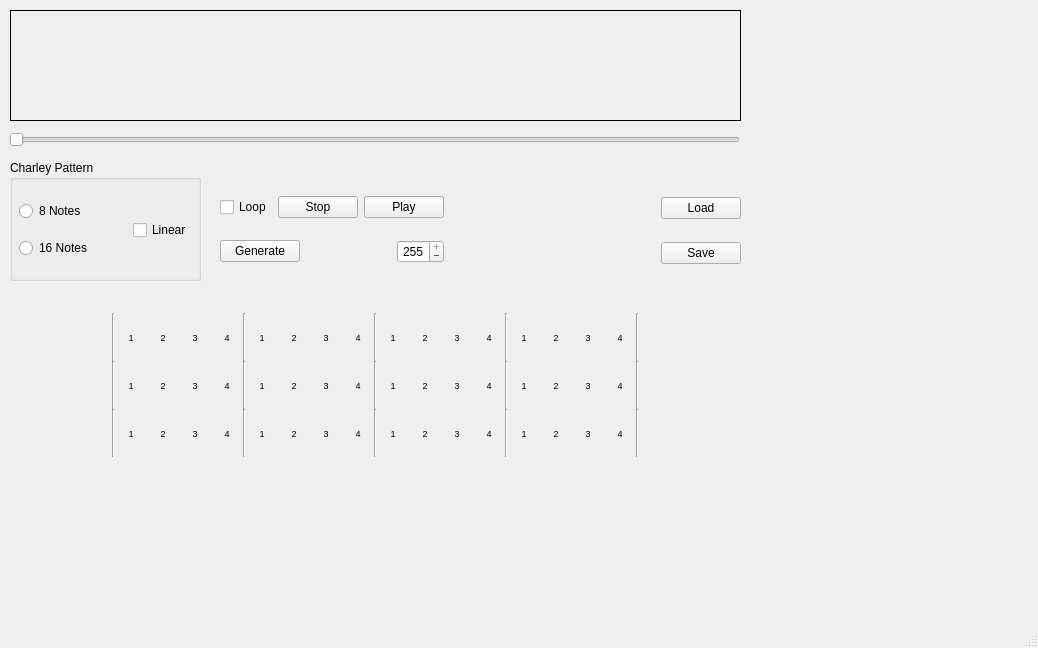
Above: mainwindow.ui from diy2503/GenRythmQt before the change. Below: the same form after it.
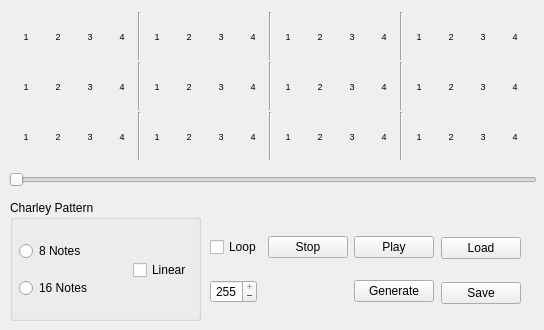
That is the form after the change.

Commit message: Remove Bar textual display and simplify the layout

Diff of the .ui file:
```diff
--- a/mainwindow.ui
+++ b/mainwindow.ui
@@ -6,50 +6,37 @@
    <rect>
     <x>0</x>
     <y>0</y>
-    <width>1038</width>
-    <height>648</height>
+    <width>544</width>
+    <height>330</height>
    </rect>
   </property>
+  <property name="sizePolicy">
+   <sizepolicy hsizetype="Fixed" vsizetype="Fixed">
+    <horstretch>0</horstretch>
+    <verstretch>0</verstretch>
+   </sizepolicy>
+  </property>
+  <property name="minimumSize">
+   <size>
+    <width>544</width>
+    <height>330</height>
+   </size>
+  </property>
+  <property name="maximumSize">
+   <size>
+    <width>544</width>
+    <height>330</height>
+   </size>
+  </property>
   <property name="windowTitle">
    <string>MainWindow</string>
   </property>
   <widget class="QWidget" name="centralwidget">
-   <widget class="QLabel" name="lbBar">
-    <property name="geometry">
-     <rect>
-      <x>10</x>
-      <y>10</y>
-      <width>731</width>
-      <height>111</height>
-     </rect>
-    </property>
-    <property name="frameShape">
-     <enum>QFrame::Shape::Panel</enum>
-    </property>
-    <property name="text">
-     <string/>
-    </property>
-    <property name="textFormat">
-     <enum>Qt::TextFormat::PlainText</enum>
-    </property>
-    <property name="scaledContents">
-     <bool>true</bool>
-    </property>
-    <property name="alignment">
-     <set>Qt::AlignmentFlag::AlignLeading|Qt::AlignmentFlag::AlignLeft|Qt::AlignmentFlag::AlignVCenter</set>
-    </property>
-    <property name="margin">
-     <number>11</number>
-    </property>
-    <property name="indent">
-     <number>-1</number>
-    </property>
-   </widget>
    <widget class="QGroupBox" name="gpChPattern">
     <property name="geometry">
      <rect>
       <x>10</x>
-      <y>160</y>
+      <y>200</y>
       <width>191</width>
       <height>121</height>
      </rect>
@@ -112,16 +99,25 @@
     </widget>
    </widget>
    <widget class="QSlider" name="slider">
+    <property name="enabled">
+     <bool>false</bool>
+    </property>
     <property name="geometry">
      <rect>
       <x>9</x>
-      <y>130</y>
-      <width>731</width>
+      <y>170</y>
+      <width>528</width>
       <height>20</height>
      </rect>
     </property>
+    <property name="maximumSize">
+     <size>
+      <width>16777215</width>
+      <height>16777215</height>
+     </size>
+    </property>
     <property name="maximum">
-     <number>16</number>
+     <number>32</number>
     </property>
     <property name="orientation">
      <enum>Qt::Orientation::Horizontal</enum>
@@ -136,9 +132,9 @@
    <widget class="QWidget" name="horizontalLayoutWidget_4">
     <property name="geometry">
      <rect>
-      <x>220</x>
-      <y>180</y>
-      <width>521</width>
+      <x>210</x>
+      <y>220</y>
+      <width>311</width>
       <height>101</height>
      </rect>
     </property>
@@ -172,26 +168,6 @@
        </item>
        <item>
         <layout class="QHBoxLayout" name="horizontalLayout_5">
-         <item>
-          <widget class="QPushButton" name="btnGenerate">
-           <property name="text">
-            <string>Generate</string>
-           </property>
-          </widget>
-         </item>
-         <item>
-          <spacer name="horizontalSpacer">
-           <property name="orientation">
-            <enum>Qt::Orientation::Horizontal</enum>
-           </property>
-           <property name="sizeHint" stdset="0">
-            <size>
-             <width>40</width>
-             <height>20</height>
-            </size>
-           </property>
-          </spacer>
-         </item>
          <item>
           <widget class="QSpinBox" name="sbTempo">
            <property name="alignment">
@@ -214,6 +190,26 @@
            </property>
           </widget>
          </item>
+         <item>
+          <spacer name="horizontalSpacer">
+           <property name="orientation">
+            <enum>Qt::Orientation::Horizontal</enum>
+           </property>
+           <property name="sizeHint" stdset="0">
+            <size>
+             <width>40</width>
+             <height>20</height>
+            </size>
+           </property>
+          </spacer>
+         </item>
+         <item>
+          <widget class="QPushButton" name="btnGenerate">
+           <property name="text">
+            <string>Generate</string>
+           </property>
+          </widget>
+         </item>
         </layout>
        </item>
       </layout>
@@ -255,31 +251,18 @@
     <property name="geometry">
      <rect>
       <x>10</x>
-      <y>290</y>
-      <width>731</width>
-      <height>191</height>
+      <y>10</y>
+      <width>525</width>
+      <height>152</height>
      </rect>
     </property>
-    <layout class="QVBoxLayout" name="layoutBar" stretch="0,0,0,0,0">
+    <layout class="QVBoxLayout" name="layoutBar" stretch="0,0,0">
      <property name="spacing">
       <number>0</number>
      </property>
      <property name="sizeConstraint">
       <enum>QLayout::SizeConstraint::SetMinimumSize</enum>
      </property>
-     <item>
-      <spacer name="verticalSpacer">
-       <property name="orientation">
-        <enum>Qt::Orientation::Vertical</enum>
-       </property>
-       <property name="sizeHint" stdset="0">
-        <size>
-         <width>20</width>
-         <height>40</height>
-        </size>
-       </property>
-      </spacer>
-     </item>
      <item>
       <layout class="QHBoxLayout" name="chBar">
        <property name="spacing">
@@ -288,26 +271,6 @@
        <property name="sizeConstraint">
         <enum>QLayout::SizeConstraint::SetMinimumSize</enum>
        </property>
-       <item>
-        <spacer name="horizontalSpacer_5">
-         <property name="orientation">
-          <enum>Qt::Orientation::Horizontal</enum>
-         </property>
-         <property name="sizeHint" stdset="0">
-          <size>
-           <width>40</width>
-           <height>20</height>
-          </size>
-         </property>
-        </spacer>
-       </item>
-       <item>
-        <widget class="Line" name="line_4">
-         <property name="orientation">
-          <enum>Qt::Orientation::Vertical</enum>
-         </property>
-        </widget>
-       </item>
        <item>
         <widget class="QLabel" name="ch_1">
          <property name="minimumSize">
@@ -1004,26 +967,6 @@
          </property>
         </widget>
        </item>
-       <item>
-        <widget class="Line" name="line_5">
-         <property name="orientation">
-          <enum>Qt::Orientation::Vertical</enum>
-         </property>
-        </widget>
-       </item>
-       <item>
-        <spacer name="horizontalSpacer_4">
-         <property name="orientation">
-          <enum>Qt::Orientation::Horizontal</enum>
-         </property>
-         <property name="sizeHint" stdset="0">
-          <size>
-           <width>40</width>
-           <height>20</height>
-          </size>
-         </property>
-        </spacer>
-       </item>
       </layout>
      </item>
      <item>
@@ -1034,26 +977,6 @@
        <property name="sizeConstraint">
         <enum>QLayout::SizeConstraint::SetMinimumSize</enum>
        </property>
-       <item>
-        <spacer name="horizontalSpacer_6">
-         <property name="orientation">
-          <enum>Qt::Orientation::Horizontal</enum>
-         </property>
-         <property name="sizeHint" stdset="0">
-          <size>
-           <width>40</width>
-           <height>20</height>
-          </size>
-         </property>
-        </spacer>
-       </item>
-       <item>
-        <widget class="Line" name="line_7">
-         <property name="orientation">
-          <enum>Qt::Orientation::Vertical</enum>
-         </property>
-        </widget>
-       </item>
        <item>
         <widget class="QLabel" name="cc_1">
          <property name="minimumSize">
@@ -1747,26 +1670,6 @@
          </property>
         </widget>
        </item>
-       <item>
-        <widget class="Line" name="line_10">
-         <property name="orientation">
-          <enum>Qt::Orientation::Vertical</enum>
-         </property>
-        </widget>
-       </item>
-       <item>
-        <spacer name="horizontalSpacer_7">
-         <property name="orientation">
-          <enum>Qt::Orientation::Horizontal</enum>
-         </property>
-         <property name="sizeHint" stdset="0">
-          <size>
-           <width>40</width>
-           <height>20</height>
-          </size>
-         </property>
-        </spacer>
-       </item>
       </layout>
      </item>
      <item>
@@ -1777,26 +1680,6 @@
        <property name="sizeConstraint">
         <enum>QLayout::SizeConstraint::SetMinimumSize</enum>
        </property>
-       <item>
-        <spacer name="horizontalSpacer_8">
-         <property name="orientation">
-          <enum>Qt::Orientation::Horizontal</enum>
-         </property>
-         <property name="sizeHint" stdset="0">
-          <size>
-           <width>40</width>
-           <height>20</height>
-          </size>
-         </property>
-        </spacer>
-       </item>
-       <item>
-        <widget class="Line" name="line_11">
-         <property name="orientation">
-          <enum>Qt::Orientation::Vertical</enum>
-         </property>
-        </widget>
-       </item>
        <item>
         <widget class="QLabel" name="gc_1">
          <property name="minimumSize">
@@ -2490,55 +2373,11 @@
          </property>
         </widget>
        </item>
-       <item>
-        <widget class="Line" name="line_15">
-         <property name="orientation">
-          <enum>Qt::Orientation::Vertical</enum>
-         </property>
-        </widget>
-       </item>
-       <item>
-        <spacer name="horizontalSpacer_9">
-         <property name="orientation">
-          <enum>Qt::Orientation::Horizontal</enum>
-         </property>
-         <property name="sizeHint" stdset="0">
-          <size>
-           <width>40</width>
-           <height>20</height>
-          </size>
-         </property>
-        </spacer>
-       </item>
       </layout>
      </item>
-     <item>
-      <spacer name="verticalSpacer_2">
-       <property name="orientation">
-        <enum>Qt::Orientation::Vertical</enum>
-       </property>
-       <property name="sizeHint" stdset="0">
-        <size>
-         <width>20</width>
-         <height>40</height>
-        </size>
-       </property>
-      </spacer>
-     </item>
     </layout>
    </widget>
   </widget>
-  <widget class="QMenuBar" name="menubar">
-   <property name="geometry">
-    <rect>
-     <x>0</x>
-     <y>0</y>
-     <width>1038</width>
-     <height>21</height>
-    </rect>
-   </property>
-  </widget>
-  <widget class="QStatusBar" name="statusbar"/>
  </widget>
  <resources/>
  <connections/>
```
Left out of the diff: 5 changed lines with no effect on the pictures. The commit also changes 3 other files.
